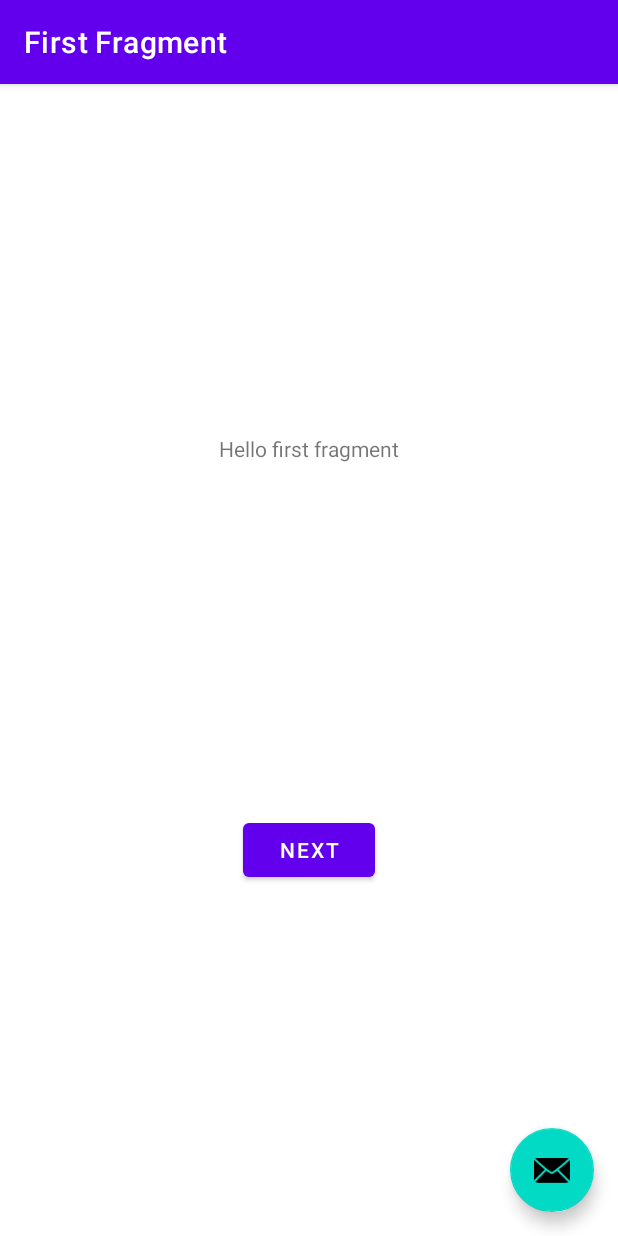
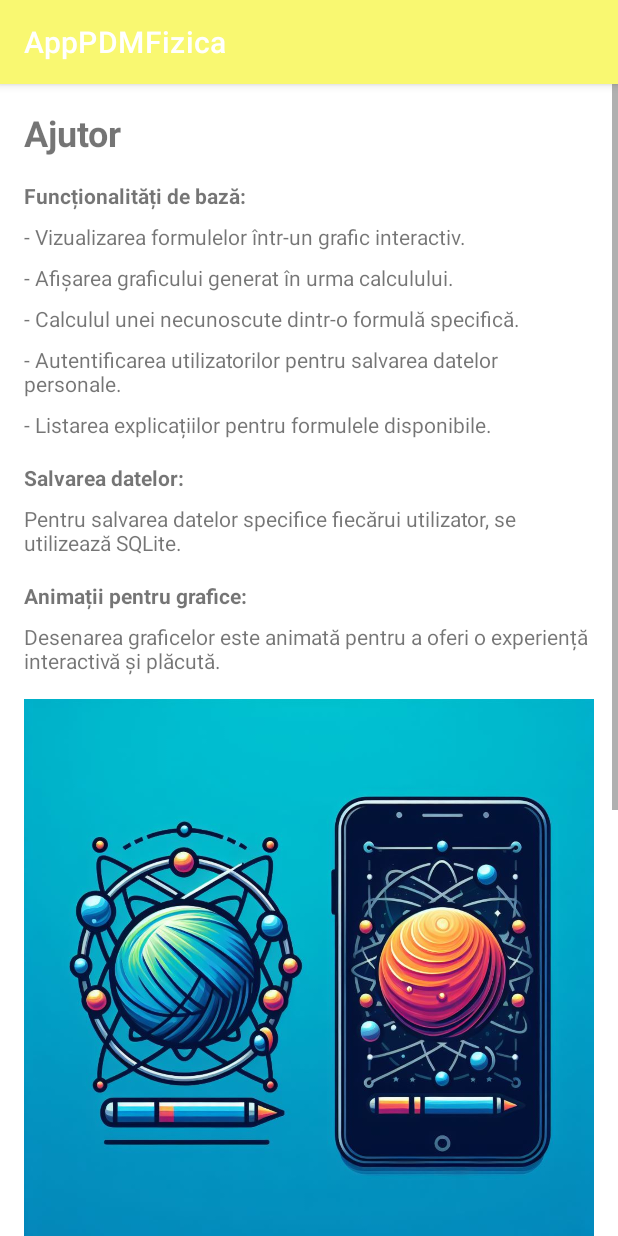
Before and after one commit to Emanuel532/PDMAndroidProject, an Android app: the HelpActivity screen opened directly, with no data from a screen before it, on a phone screen of 412 x 824 dp. Run offline under Robolectric (Android 15) with nearby library versions, the phone set to English and light mode, and no system bars.

Commit message:
Adaugat pagina de ajutor. Urmeaza "explicatii"....

```diff
--- a/app/src/main/AndroidManifest.xml
+++ b/app/src/main/AndroidManifest.xml
@@ -1,6 +1,6 @@
 <?xml version="1.0" encoding="utf-8"?>
 <manifest xmlns:android="http://schemas.android.com/apk/res/android"
-    xmlns:tools="http://schemas.android.com/tools">
+    xmlns:tools="http://schemas.android.com/tools" >
 
     <application
         android:allowBackup="true"
@@ -11,19 +11,17 @@
         android:roundIcon="@mipmap/ic_launcher_round"
         android:supportsRtl="true"
         android:theme="@style/Theme.AppPDMFizica"
-        tools:targetApi="31">
+        tools:targetApi="31" >
         <activity
             android:name=".HelpActivity"
-            android:exported="false"
-            android:label="@string/title_activity_help"
-            android:theme="@style/Theme.AppPDMFizica.NoActionBar">
+            android:exported="false" >
             <meta-data
                 android:name="android.app.lib_name"
                 android:value="" />
         </activity>
         <activity
             android:name=".MainActivity"
-            android:exported="true">
+            android:exported="true" >
             <intent-filter>
                 <action android:name="android.intent.action.MAIN" />
 
--- a/app/src/main/java/com/example/apppdmfizica/HelpActivity.java
+++ b/app/src/main/java/com/example/apppdmfizica/HelpActivity.java
@@ -1,51 +1,14 @@
 package com.example.apppdmfizica;
+
+import androidx.appcompat.app.AppCompatActivity;
 
 import android.os.Bundle;
 
-import com.google.android.material.snackbar.Snackbar;
-
-import androidx.appcompat.app.AppCompatActivity;
-
-import android.view.View;
-
-import androidx.navigation.NavController;
-import androidx.navigation.Navigation;
-import androidx.navigation.ui.AppBarConfiguration;
-import androidx.navigation.ui.NavigationUI;
-
-import com.example.apppdmfizica.databinding.ActivityHelpBinding;
-
 public class HelpActivity extends AppCompatActivity {
-
-    private AppBarConfiguration appBarConfiguration;
-    private ActivityHelpBinding binding;
 
     @Override
     protected void onCreate(Bundle savedInstanceState) {
         super.onCreate(savedInstanceState);
-
-        binding = ActivityHelpBinding.inflate(getLayoutInflater());
-        setContentView(binding.getRoot());
-
-        setSupportActionBar(binding.toolbar);
-
-        NavController navController = Navigation.findNavController(this, R.id.nav_host_fragment_content_main);
-        appBarConfiguration = new AppBarConfiguration.Builder(navController.getGraph()).build();
-        NavigationUI.setupActionBarWithNavController(this, navController, appBarConfiguration);
-
-        binding.fab.setOnClickListener(new View.OnClickListener() {
-            @Override
-            public void onClick(View view) {
-                Snackbar.make(view, "Replace with your own action", Snackbar.LENGTH_LONG)
-                        .setAction("Action", null).show();
-            }
-        });
-    }
-
-    @Override
-    public boolean onSupportNavigateUp() {
-        NavController navController = Navigation.findNavController(this, R.id.nav_host_fragment_content_main);
-        return NavigationUI.navigateUp(navController, appBarConfiguration)
-                || super.onSupportNavigateUp();
+        setContentView(R.layout.activity_help);
     }
 }
--- a/app/src/main/java/com/example/apppdmfizica/MainActivity.java
+++ b/app/src/main/java/com/example/apppdmfizica/MainActivity.java
@@ -40,12 +40,12 @@ public class MainActivity extends AppCompatActivity {
     }
 
     private void startAnimation() {
-        // Fade in animation for logo
+        // Logo app animatie
         Animation fadeIn = AnimationUtils.loadAnimation(this, R.anim.fade_in);
         logoImageView.setVisibility(View.VISIBLE);
         logoImageView.startAnimation(fadeIn);
 
-        // Fade in animation for title text
+        // Animatie titlu app
         Animation fadeIn2 = AnimationUtils.loadAnimation(this, R.anim.fade_in);
         titleTextView.setVisibility(View.VISIBLE);
         titleTextView.startAnimation(fadeIn2);
--- a/app/src/main/res/layout/activity_help.xml
+++ b/app/src/main/res/layout/activity_help.xml
@@ -1,34 +1,105 @@
 <?xml version="1.0" encoding="utf-8"?>
-<androidx.coordinatorlayout.widget.CoordinatorLayout xmlns:android="http://schemas.android.com/apk/res/android"
-    xmlns:app="http://schemas.android.com/apk/res-auto"
-    xmlns:tools="http://schemas.android.com/tools"
+<ScrollView xmlns:android="http://schemas.android.com/apk/res/android"
     android:layout_width="match_parent"
-    android:layout_height="match_parent"
-    tools:context=".HelpActivity">
+    android:layout_height="match_parent">
 
-    <com.google.android.material.appbar.AppBarLayout
+    <LinearLayout
         android:layout_width="match_parent"
         android:layout_height="wrap_content"
-        android:theme="@style/Theme.AppPDMFizica.AppBarOverlay">
+        android:orientation="vertical"
+        android:padding="16dp">
 
-        <androidx.appcompat.widget.Toolbar
-            android:id="@+id/toolbar"
+        <TextView
+            android:id="@+id/titleTextView"
             android:layout_width="match_parent"
-            android:layout_height="?attr/actionBarSize"
-            android:background="?attr/colorPrimary"
-            app:popupTheme="@style/Theme.AppPDMFizica.PopupOverlay" />
+            android:layout_height="wrap_content"
+            android:text="Ajutor"
+            android:textSize="24sp"
+            android:textStyle="bold"
+            android:layout_marginBottom="16dp"/>
 
-    </com.google.android.material.appbar.AppBarLayout>
+        <!-- Explicarea funcționalităților de bază -->
+        <TextView
+            android:layout_width="match_parent"
+            android:layout_height="wrap_content"
+            android:text="Funcționalități de bază:"
+            android:textStyle="bold"
+            android:layout_marginBottom="8dp"/>
 
-    <include layout="@layout/content_main" />
+        <TextView
+            android:layout_width="match_parent"
+            android:layout_height="wrap_content"
+            android:text="- Vizualizarea formulelor într-un grafic interactiv."
+            android:layout_marginBottom="8dp"/>
 
-    <com.google.android.material.floatingactionbutton.FloatingActionButton
-        android:id="@+id/fab"
-        android:layout_width="wrap_content"
-        android:layout_height="wrap_content"
-        android:layout_gravity="bottom|end"
-        android:layout_marginEnd="@dimen/fab_margin"
-        android:layout_marginBottom="16dp"
-        app:srcCompat="@android:drawable/ic_dialog_email" />
+        <TextView
+            android:layout_width="match_parent"
+            android:layout_height="wrap_content"
+            android:text="- Afișarea graficului generat în urma calculului."
+            android:layout_marginBottom="8dp"/>
 
-</androidx.coordinatorlayout.widget.CoordinatorLayout>
+        <TextView
+            android:layout_width="match_parent"
+            android:layout_height="wrap_content"
+            android:text="- Calculul unei necunoscute dintr-o formulă specifică."
+            android:layout_marginBottom="8dp"/>
+
+        <TextView
+            android:layout_width="match_parent"
+            android:layout_height="wrap_content"
+            android:text="- Autentificarea utilizatorilor pentru salvarea datelor personale."
+            android:layout_marginBottom="8dp"/>
+
+        <TextView
+            android:layout_width="match_parent"
+            android:layout_height="wrap_content"
+            android:text="- Listarea explicațiilor pentru formulele disponibile."
+            android:layout_marginBottom="16dp"/>
+
+        <!-- Descrierea salvării datelor în SQLite -->
+        <TextView
+            android:layout_width="match_parent"
+            android:layout_height="wrap_content"
+            android:text="Salvarea datelor:"
+            android:textStyle="bold"
+            android:layout_marginBottom="8dp"/>
+
+        <TextView
+            android:layout_width="match_parent"
+            android:layout_height="wrap_content"
+            android:text="Pentru salvarea datelor specifice fiecărui utilizator, se utilizează SQLite."
+            android:layout_marginBottom="16dp"/>
+
+        <!-- Descrierea animațiilor pentru desenarea graficelor -->
+        <TextView
+            android:layout_width="match_parent"
+            android:layout_height="wrap_content"
+            android:text="Animații pentru grafice:"
+            android:textStyle="bold"
+            android:layout_marginBottom="8dp"/>
+
+        <TextView
+            android:layout_width="match_parent"
+            android:layout_height="wrap_content"
+            android:text="Desenarea graficelor este animată pentru a oferi o experiență interactivă și plăcută."
+            android:layout_marginBottom="16dp"/>
+
+        <!-- Loc pentru imagini explicative -->
+        <ImageView
+            android:layout_width="match_parent"
+            android:layout_height="wrap_content"
+            android:src="@drawable/logo_image_view"
+            android:scaleType="fitXY"
+            android:adjustViewBounds="true"
+            android:layout_marginBottom="16dp"/>
+
+        <ImageView
+            android:layout_width="match_parent"
+            android:layout_height="wrap_content"
+            android:src="@drawable/logo_image_view"
+            android:scaleType="fitXY"
+            android:adjustViewBounds="true"
+            android:layout_marginBottom="16dp"/>
+
+    </LinearLayout>
+</ScrollView>
--- a/app/src/main/res/layout/activity_main.xml
+++ b/app/src/main/res/layout/activity_main.xml
@@ -24,7 +24,7 @@
         android:layout_height="wrap_content"
         android:rotationX="15"
         android:text="Fizica Pentru Toti"
-        android:textColor="#DAA507"
+        android:textColor="@color/galben_tema_b"
         android:textSize="48sp"
         app:layout_constraintBottom_toBottomOf="@+id/logoImageView"
         app:layout_constraintEnd_toEndOf="parent"
@@ -37,7 +37,9 @@
         android:id="@+id/button_vizualizator"
         android:layout_width="wrap_content"
         android:layout_height="wrap_content"
+        android:background="@color/galben_tema_b"
         android:text="Vizualizator"
+        android:textColor="@color/teal_700"
         app:layout_constraintBottom_toBottomOf="parent"
         app:layout_constraintEnd_toEndOf="parent"
         app:layout_constraintHorizontal_bias="0.122"
@@ -49,7 +51,9 @@
         android:id="@+id/button3"
         android:layout_width="wrap_content"
         android:layout_height="wrap_content"
+        android:background="@color/galben_tema_b"
         android:text="Explicatii"
+        android:textColor="#009688"
         app:layout_constraintBottom_toBottomOf="parent"
         app:layout_constraintEnd_toEndOf="parent"
         app:layout_constraintHorizontal_bias="0.844"
@@ -61,7 +65,9 @@
         android:id="@+id/button2"
         android:layout_width="wrap_content"
         android:layout_height="wrap_content"
+        android:color="@color/galben_tema_b"
         android:text="Calculator"
+        android:textColor="#009688"
         app:layout_constraintBottom_toBottomOf="parent"
         app:layout_constraintEnd_toEndOf="parent"
         app:layout_constraintHorizontal_bias="0.498"
@@ -74,6 +80,7 @@
         android:layout_width="wrap_content"
         android:layout_height="wrap_content"
         android:clickable="true"
+        app:backgroundTint="#F9F871"
         app:layout_constraintBottom_toTopOf="@+id/titleTextView"
         app:layout_constraintEnd_toEndOf="parent"
         app:layout_constraintHorizontal_bias="0.0"
--- a/app/src/main/res/values/colors.xml
+++ b/app/src/main/res/values/colors.xml
@@ -1,10 +1,15 @@
 <?xml version="1.0" encoding="utf-8"?>
 <resources>
     <color name="purple_200">#FFBB86FC</color>
-    <color name="purple_500">#FF6200EE</color>
+    <color name="purple_500">#f9f871</color>
     <color name="purple_700">#FF3700B3</color>
     <color name="teal_200">#FF03DAC5</color>
     <color name="teal_700">#FF018786</color>
     <color name="black">#FF000000</color>
     <color name="white">#FFFFFFFF</color>
+    <color name="Verde_tema">#bcf382</color>
+    <color name="galben_tema">#f9f871</color>
+    <color name="galben_tema_b">#f9f871</color>
+    <color name="bg_color_tema">#00b8cc</color>
+    <color name="turcoaz_tema">#00cbc5</color>
 </resources>
```
